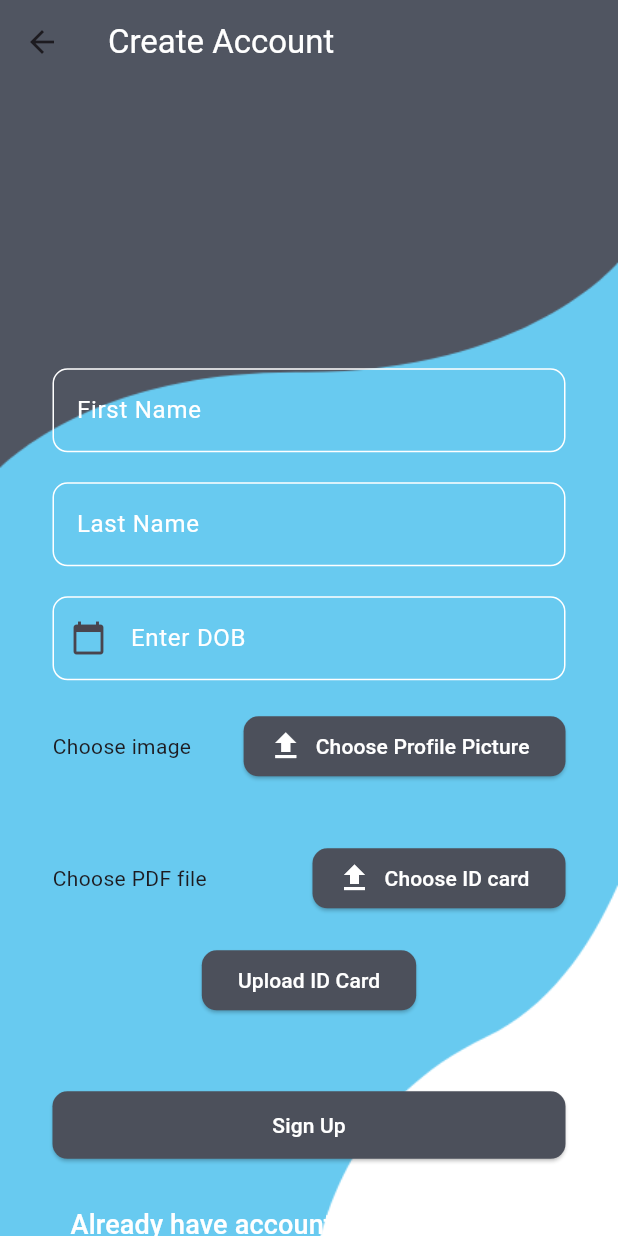
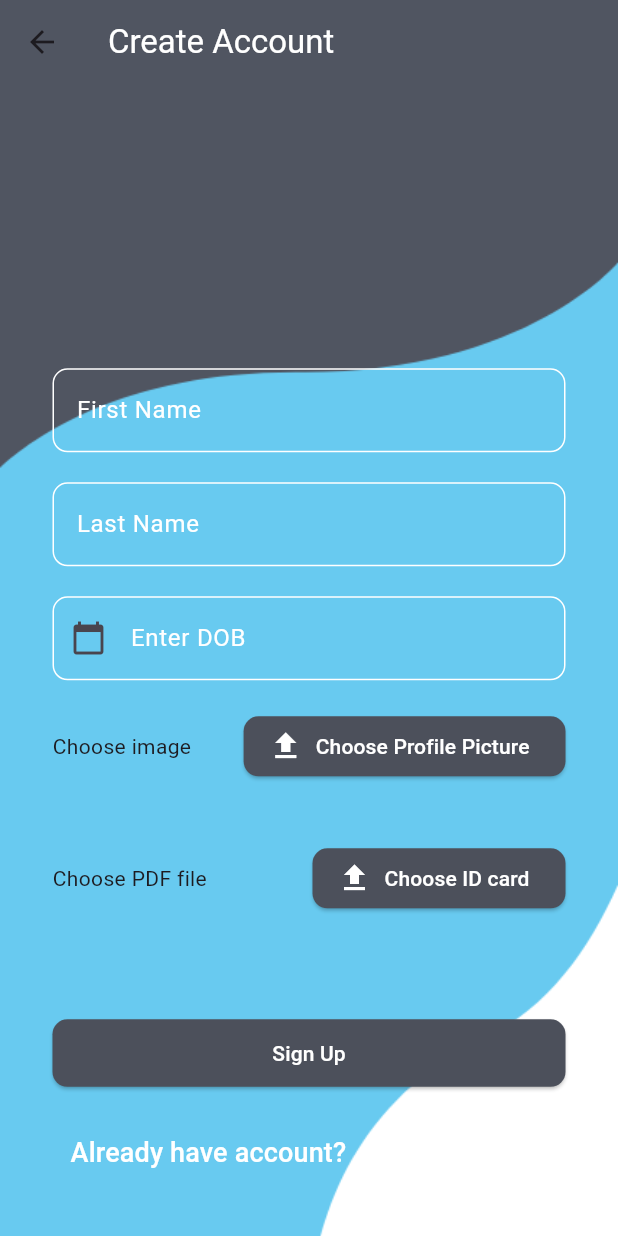
Before and after one commit to devopsalen/Firebase_OTP_login, a Flutter app: the MyRegister screen opened directly, on a phone screen of 412 x 824 dp. Run offline on Flutter 3.47's test engine with Material 2 defaults, Android fonts, the phone set to English and light mode, and no system bars; our stand-ins replace cloud_firestore, file_picker, firebase_auth, firebase_core, firebase_storage, fluttertoast and 2 more; accounts and stored records are empty.

Commit message:
file upload completed

```diff
--- a/lib/login.dart
+++ b/lib/login.dart
@@ -72,7 +72,7 @@ class _MyLoginState extends State<MyLogin> {
                             width: double.infinity,
                             child: ElevatedButton(
                                 onPressed: () {
-                                  Navigator.push(context, MaterialPageRoute(builder: (context) => const MyPhone())); ///going to mobile no authentication
+                                  // Navigator.push(context, MaterialPageRoute(builder: (context) => const MyPhone())); ///going to mobile no authentication
                                 },
                                 style: ElevatedButton.styleFrom(
                                     // backgroundColor: Colors.green.shade600,
--- a/lib/register.dart
+++ b/lib/register.dart
@@ -393,7 +393,7 @@ class _MyRegisterState extends State<MyRegister> {
                               const SizedBox(
                                 height: 20,
                               ),
-                              if(urlDownload2 == '')
+                            if (pickedfilePDF != null && urlDownload2 == '')
                               ElevatedButton(
                                   onPressed: uploadFilePDF,
                                   style: ElevatedButton.styleFrom(
```
Also changed, not shown: pubspec.lock.
